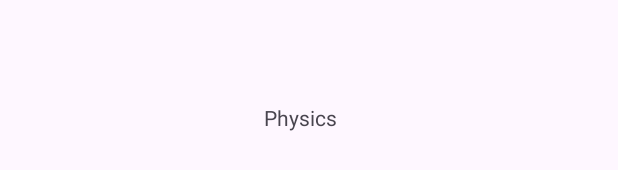
After one commit to freymend/quizdroid, an Android app: the layout activity_physics.xml on its own in the app's theme, with its tools: preview values and no code run, on a phone screen of 412 x 824 dp. The commit adds this screen. Shown: the part 431-601 px from the top of the screen. Run offline under Robolectric (Android 15) with nearby library versions, the phone set to English and light mode, and no system bars.

Commit message:
This feels like a very hack way of doing multipage with RecyclerView

```diff
--- a/app/src/main/AndroidManifest.xml
+++ b/app/src/main/AndroidManifest.xml
@@ -12,6 +12,9 @@
         android:supportsRtl="true"
         android:theme="@style/Theme.QuizDroid"
         tools:targetApi="31">
+        <activity android:name=".questions.PhysicsActivity"/>
+        <activity android:name=".questions.MathActivity"/>
+        <activity android:name=".questions.MarvelActivity"/>
         <activity
             android:name=".MainActivity"
             android:exported="true">
--- /dev/null
+++ b/app/src/main/res/layout/activity_physics.xml
@@ -0,0 +1,18 @@
+<?xml version="1.0" encoding="utf-8"?>
+<androidx.constraintlayout.widget.ConstraintLayout xmlns:android="http://schemas.android.com/apk/res/android"
+    xmlns:app="http://schemas.android.com/apk/res-auto"
+    xmlns:tools="http://schemas.android.com/tools"
+    android:layout_width="match_parent"
+    android:layout_height="match_parent"
+    tools:context=".questions.PhysicsActivity">
+
+    <TextView
+        android:id="@+id/physicsTextView"
+        android:layout_width="wrap_content"
+        android:layout_height="wrap_content"
+        android:layout_marginStart="176dp"
+        android:layout_marginTop="356dp"
+        android:text="Physics"
+        app:layout_constraintStart_toStartOf="parent"
+        app:layout_constraintTop_toTopOf="parent" />
+</androidx.constraintlayout.widget.ConstraintLayout>
--- a/app/src/main/res/layout/quiz_list_item.xml
+++ b/app/src/main/res/layout/quiz_list_item.xml
@@ -9,5 +9,5 @@
         android:layout_width="wrap_content"
         android:layout_height="wrap_content"
         android:textSize="32sp"
-        android:text="Quiz Title"/>
+        android:text="@string/quiz_title_placeholder"/>
 </FrameLayout>
--- a/app/src/main/res/values/strings.xml
+++ b/app/src/main/res/values/strings.xml
@@ -1,3 +1,9 @@
 <resources>
     <string name="app_name">Quiz Droid</string>
+    <string name="quiz_title_placeholder">Quiz Title</string>
+    <string-array name="quiz_titles">
+        <item>Math</item>
+        <item>Physics</item>
+        <item>Marvel Super Heroes</item>
+    </string-array>
 </resources>
```
Also changed, not shown: app/src/main/java/wedu/uw/ischool/zachaz/quizdroid/MainActivity.kt (+25 -8 lines), app/src/main/java/wedu/uw/ischool/zachaz/quizdroid/questions/MarvelActivity.kt (added, +13 -0 lines), app/src/main/java/wedu/uw/ischool/zachaz/quizdroid/questions/MathActivity.kt (added, +13 -0 lines), app/src/main/java/wedu/uw/ischool/zachaz/quizdroid/questions/PhysicsActivity.kt (added, +13 -0 lines), app/src/main/res/layout/activity_marvel.xml (added, +19 -0 lines), app/src/main/res/layout/activity_math.xml (added, +19 -0 lines).
